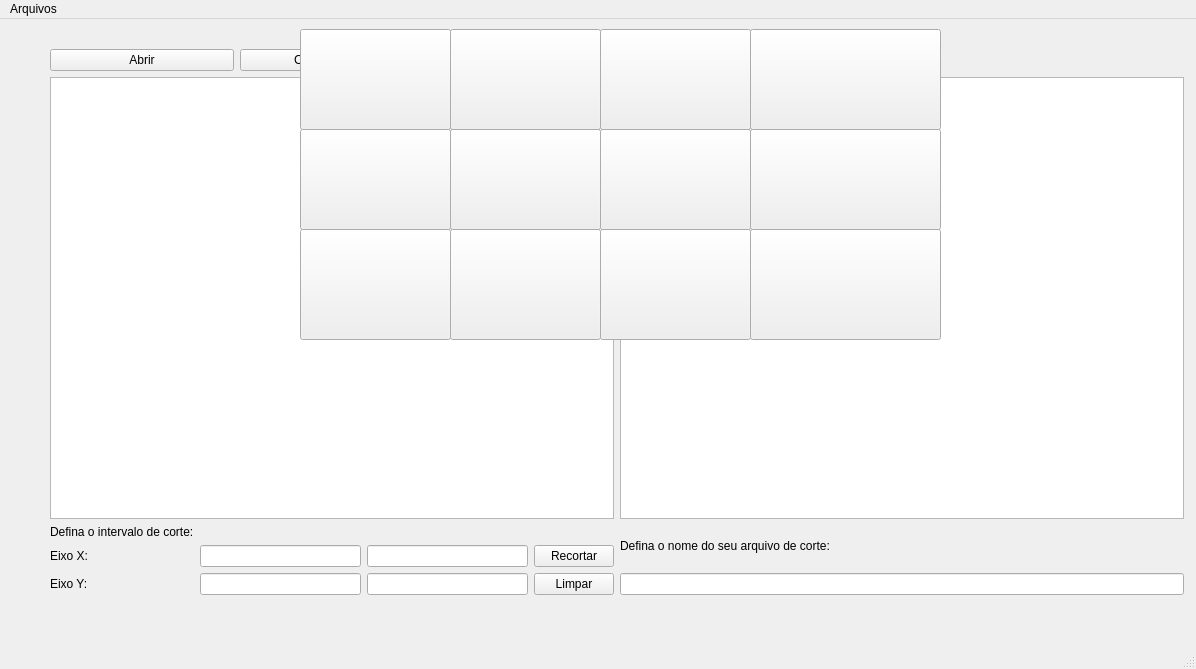
Before: the Qt Designer form betsabe/open_tif_2.ui in BetSpaguetty/Projeto-Taludes, drawn with Qt 5.
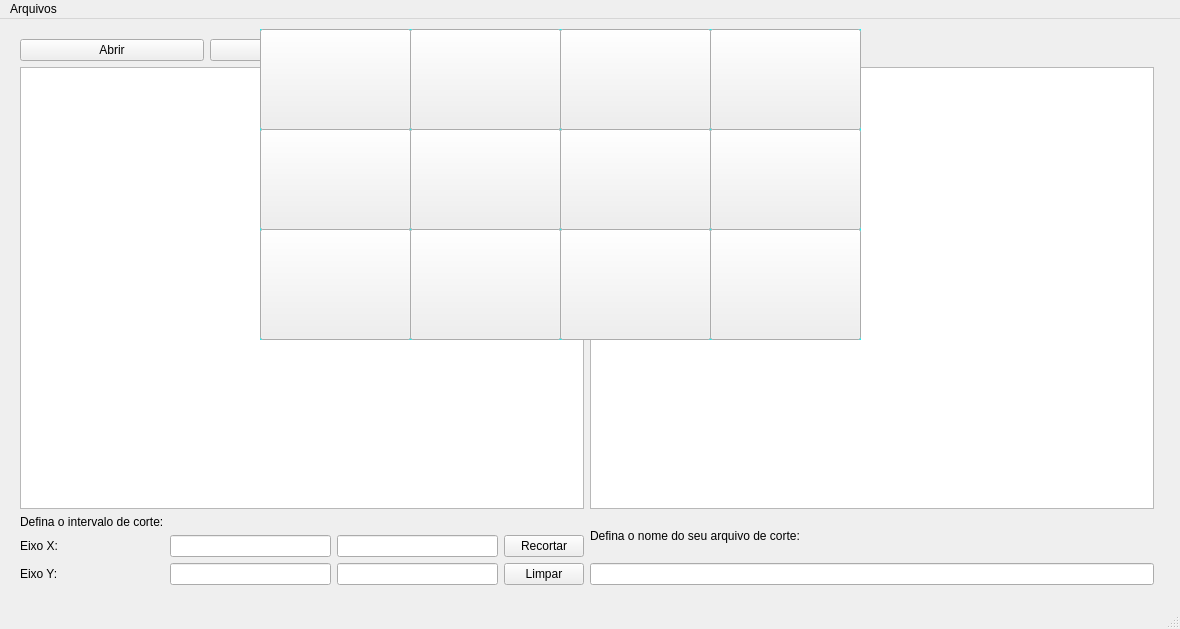
After: the same form once the commit is applied. Icons and pictures are not drawn.

Commit message: criei uma copia do problema e voltei com a interface normal

```diff
--- a/betsabe/open_tif_2.ui
+++ b/betsabe/open_tif_2.ui
@@ -6,8 +6,8 @@
    <rect>
     <x>0</x>
     <y>0</y>
-    <width>1196</width>
-    <height>669</height>
+    <width>1180</width>
+    <height>629</height>
    </rect>
   </property>
   <property name="windowTitle">
@@ -30,8 +30,8 @@
    <widget class="QWidget" name="gridLayoutWidget">
     <property name="geometry">
      <rect>
-      <x>50</x>
-      <y>30</y>
+      <x>20</x>
+      <y>20</y>
       <width>1134</width>
       <height>546</height>
      </rect>
@@ -145,12 +145,15 @@
    <widget class="QLabel" name="label_mapa_rio">
     <property name="geometry">
      <rect>
-      <x>300</x>
+      <x>260</x>
       <y>10</y>
-      <width>641</width>
+      <width>601</width>
       <height>311</height>
      </rect>
     </property>
+    <property name="styleSheet">
+     <string notr="true">background-color: rgb(0, 255, 255);</string>
+    </property>
     <property name="text">
      <string/>
     </property>
@@ -164,7 +167,46 @@
    <widget class="QPushButton" name="botao_regiao1">
     <property name="geometry">
      <rect>
-      <x>300</x>
+      <x>260</x>
+      <y>10</y>
+      <width>151</width>
+      <height>101</height>
+     </rect>
+    </property>
+    <property name="text">
+     <string/>
+    </property>
+   </widget>
+   <widget class="QPushButton" name="botao_regiao4">
+    <property name="geometry">
+     <rect>
+      <x>410</x>
+      <y>10</y>
+      <width>151</width>
+      <height>101</height>
+     </rect>
+    </property>
+    <property name="text">
+     <string/>
+    </property>
+   </widget>
+   <widget class="QPushButton" name="botao_regiao7">
+    <property name="geometry">
+     <rect>
+      <x>560</x>
+      <y>10</y>
+      <width>151</width>
+      <height>101</height>
+     </rect>
+    </property>
+    <property name="text">
+     <string/>
+    </property>
+   </widget>
+   <widget class="QPushButton" name="botao_regiao10">
+    <property name="geometry">
+     <rect>
+      <x>710</x>
       <y>10</y>
       <width>151</width>
       <height>101</height>
@@ -177,7 +219,46 @@
    <widget class="QPushButton" name="botao_regiao2">
     <property name="geometry">
      <rect>
-      <x>300</x>
+      <x>260</x>
+      <y>110</y>
+      <width>151</width>
+      <height>101</height>
+     </rect>
+    </property>
+    <property name="text">
+     <string/>
+    </property>
+   </widget>
+   <widget class="QPushButton" name="botao_regiao5">
+    <property name="geometry">
+     <rect>
+      <x>410</x>
+      <y>110</y>
+      <width>151</width>
+      <height>101</height>
+     </rect>
+    </property>
+    <property name="text">
+     <string/>
+    </property>
+   </widget>
+   <widget class="QPushButton" name="botao_regiao8">
+    <property name="geometry">
+     <rect>
+      <x>560</x>
+      <y>110</y>
+      <width>151</width>
+      <height>101</height>
+     </rect>
+    </property>
+    <property name="text">
+     <string/>
+    </property>
+   </widget>
+   <widget class="QPushButton" name="botao_regiao11">
+    <property name="geometry">
+     <rect>
+      <x>710</x>
       <y>110</y>
       <width>151</width>
       <height>101</height>
@@ -190,7 +271,7 @@
    <widget class="QPushButton" name="botao_regiao3">
     <property name="geometry">
      <rect>
-      <x>300</x>
+      <x>260</x>
       <y>210</y>
       <width>151</width>
       <height>111</height>
@@ -203,7 +284,7 @@
    <widget class="QPushButton" name="botao_regiao6">
     <property name="geometry">
      <rect>
-      <x>450</x>
+      <x>410</x>
       <y>210</y>
       <width>151</width>
       <height>111</height>
@@ -216,7 +297,7 @@
    <widget class="QPushButton" name="botao_regiao9">
     <property name="geometry">
      <rect>
-      <x>600</x>
+      <x>560</x>
       <y>210</y>
       <width>151</width>
       <height>111</height>
@@ -229,9 +310,9 @@
    <widget class="QPushButton" name="botao_regiao12">
     <property name="geometry">
      <rect>
-      <x>750</x>
+      <x>710</x>
       <y>210</y>
-      <width>191</width>
+      <width>151</width>
       <height>111</height>
      </rect>
     </property>
@@ -239,91 +320,13 @@
      <string/>
     </property>
    </widget>
-   <widget class="QPushButton" name="botao_regiao5">
-    <property name="geometry">
-     <rect>
-      <x>450</x>
-      <y>110</y>
-      <width>151</width>
-      <height>101</height>
-     </rect>
-    </property>
-    <property name="text">
-     <string/>
-    </property>
-   </widget>
-   <widget class="QPushButton" name="botao_regiao4">
-    <property name="geometry">
-     <rect>
-      <x>450</x>
-      <y>10</y>
-      <width>151</width>
-      <height>101</height>
-     </rect>
-    </property>
-    <property name="text">
-     <string/>
-    </property>
-   </widget>
-   <widget class="QPushButton" name="botao_regiao7">
-    <property name="geometry">
-     <rect>
-      <x>600</x>
-      <y>10</y>
-      <width>151</width>
-      <height>101</height>
-     </rect>
-    </property>
-    <property name="text">
-     <string/>
-    </property>
-   </widget>
-   <widget class="QPushButton" name="botao_regiao8">
-    <property name="geometry">
-     <rect>
-      <x>600</x>
-      <y>110</y>
-      <width>151</width>
-      <height>101</height>
-     </rect>
-    </property>
-    <property name="text">
-     <string/>
-    </property>
-   </widget>
-   <widget class="QPushButton" name="botao_regiao10">
-    <property name="geometry">
-     <rect>
-      <x>750</x>
-      <y>10</y>
-      <width>191</width>
-      <height>101</height>
-     </rect>
-    </property>
-    <property name="text">
-     <string/>
-    </property>
-   </widget>
-   <widget class="QPushButton" name="botao_regiao11">
-    <property name="geometry">
-     <rect>
-      <x>750</x>
-      <y>110</y>
-      <width>191</width>
-      <height>101</height>
-     </rect>
-    </property>
-    <property name="text">
-     <string/>
-    </property>
-   </widget>
   </widget>
   <widget class="QMenuBar" name="menubar">
    <property name="geometry">
     <rect>
      <x>0</x>
      <y>0</y>
-     <width>1196</width>
+     <width>1180</width>
      <height>21</height>
     </rect>
    </property>
```
Left out of the diff: 283 changed lines with no effect on the pictures. The commit also changes 3 other files.
